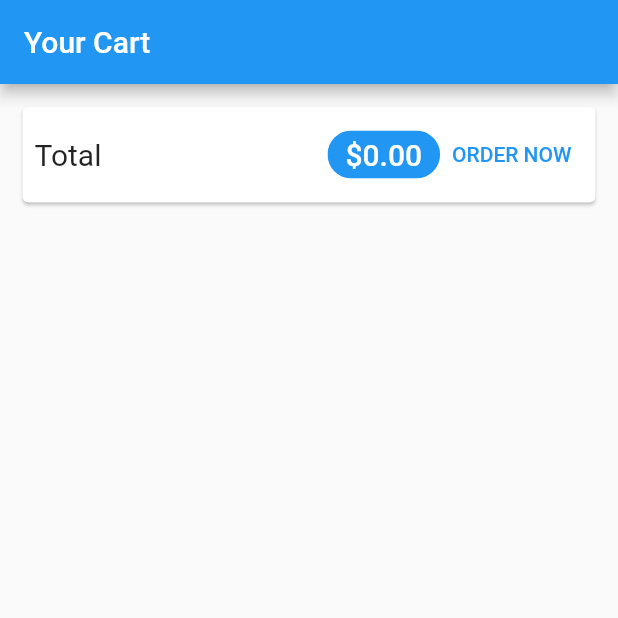
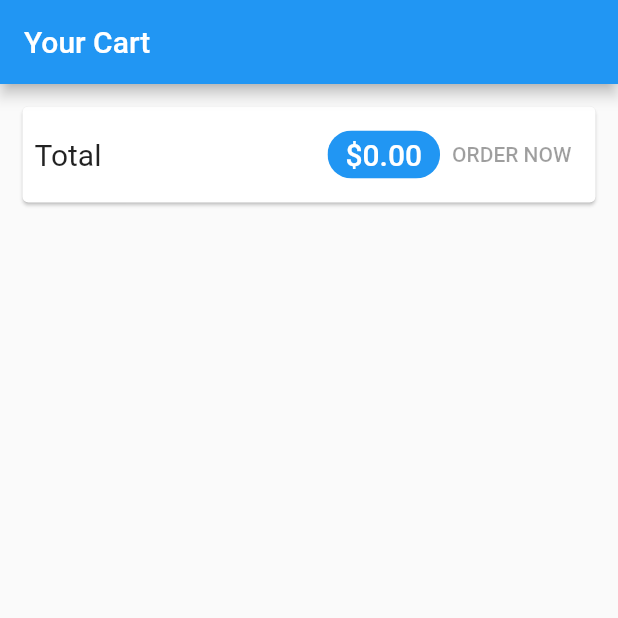
Before and after one commit to gopigoppu/learn_flutter, a Flutter app: the CartScreen screen opened directly, on a phone screen of 412 x 824 dp, the top half of it. Run offline on Flutter 3.47's test engine with Material 2 defaults, Android fonts, the phone set to English and light mode, and no system bars; network calls fail.

Commit message:
order now api add

```diff
--- a/lib/shop/providers/products.dart
+++ b/lib/shop/providers/products.dart
@@ -54,7 +54,7 @@ class Products with ChangeNotifier {
       });
       _items = loadedProducts;
       notifyListeners();
-      print(json.decode(response.body));
+      // print(json.decode(response.body));
     } catch (error) {
       print(error);
       throw (error);
--- a/lib/shop/screens/cart_screen.dart
+++ b/lib/shop/screens/cart_screen.dart
@@ -4,11 +4,16 @@ import '../providers/cart.dart' show Cart;
 import '../providers/orders.dart';
 import '../widgets/cart_item.dart';
 
-class CartScreen extends StatelessWidget {
+class CartScreen extends StatefulWidget {
   static const routeName = '/cart';
 
   const CartScreen({super.key});
 
+  @override
+  State<CartScreen> createState() => _CartScreenState();
+}
+
+class _CartScreenState extends State<CartScreen> {
   @override
   Widget build(BuildContext context) {
     final cart = Provider.of<Cart>(context);
@@ -37,14 +42,7 @@ class CartScreen extends StatelessWidget {
                     ),
                     backgroundColor: Theme.of(context).primaryColor,
                   ),
-                  TextButton(
-                    onPressed: (() {
-                      Provider.of<Orders>(context, listen: false).addOrder(
-                          cart.items.values.toList(), cart.totalAmount);
-                      cart.clear();
-                    }),
-                    child: const Text('ORDER NOW'),
-                  )
+                  OrderButton(cart: cart)
                 ],
               ),
             ),
@@ -70,3 +68,39 @@ class CartScreen extends StatelessWidget {
     );
   }
 }
+
+class OrderButton extends StatefulWidget {
+  const OrderButton({
+    Key? key,
+    required this.cart,
+  }) : super(key: key);
+
+  final Cart cart;
+
+  @override
+  State<OrderButton> createState() => _OrderButtonState();
+}
+
+class _OrderButtonState extends State<OrderButton> {
+  bool _isLoading = false;
+
+  @override
+  Widget build(BuildContext context) {
+    return TextButton(
+      onPressed: (widget.cart.totalAmount <= 0 || _isLoading)
+          ? null
+          : (() async {
+              setState(() {
+                _isLoading = true;
+              });
+              await Provider.of<Orders>(context, listen: false).addOrder(
+                  widget.cart.items.values.toList(), widget.cart.totalAmount);
+              widget.cart.clear();
+              setState(() {
+                _isLoading = false;
+              });
+            }),
+      child: _isLoading ? CircularProgressIndicator() : const Text('ORDER NOW'),
+    );
+  }
+}
```
Also changed, not shown: lib/shop/providers/orders.dart (+30 -3 lines).
